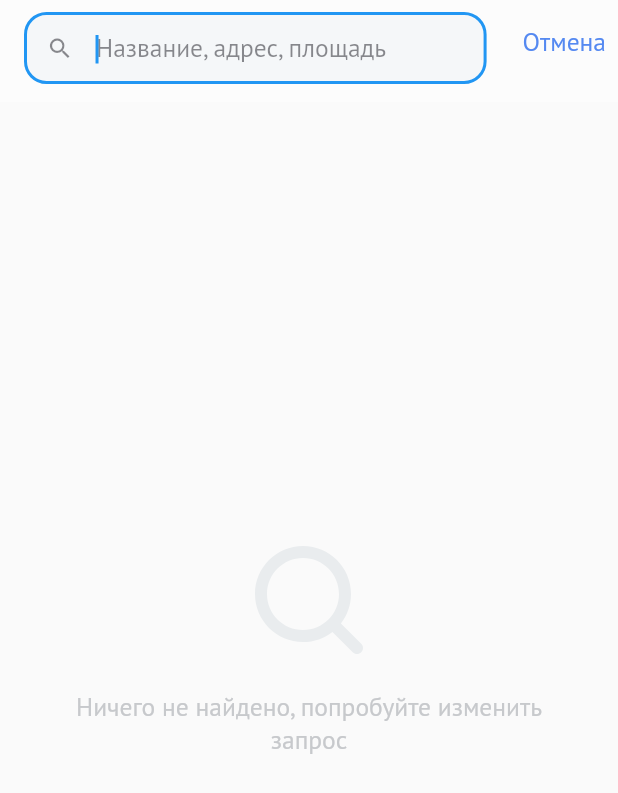
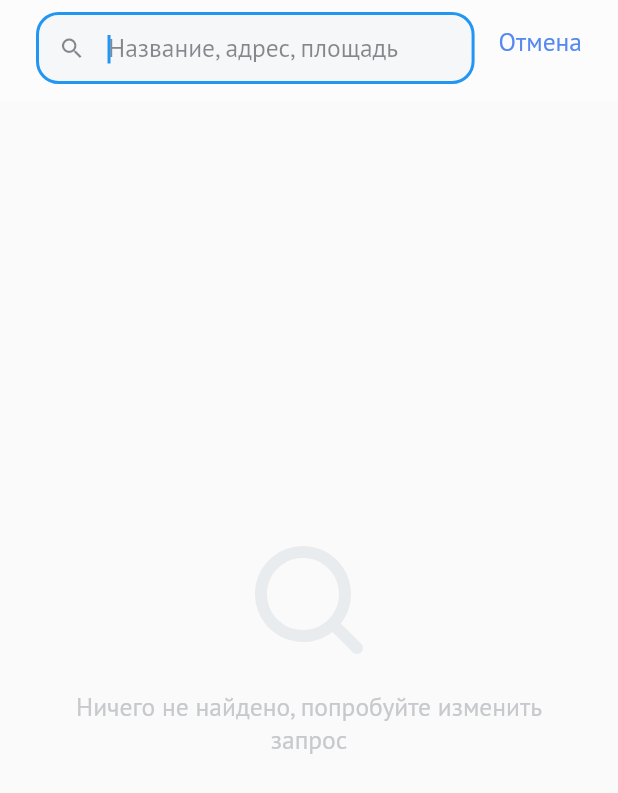
Before and after one commit to xayom1996/property_management, a Flutter app: the SearchObjectsPage screen opened directly, on a phone screen of 412 x 824 dp. Shown: the top 793 px of the screen. Run offline on Flutter 3.47's test engine with Material 2 defaults, Android fonts, the light colour scheme and no system bars; our stand-ins replace carousel_slider, charts_flutter, device_preview, flutter_screenutil, flutter_slidable, flutter_svg and 2 more.

Commit message:
Поиск исправил отступы

```diff
--- a/lib/objects/pages/search_objects_page.dart
+++ b/lib/objects/pages/search_objects_page.dart
@@ -28,11 +28,13 @@ class _SearchObjectsPageState extends State<SearchObjectsPage> {
           // centerTitle: true,
           automaticallyImplyLeading: false,
           elevation: 0.0,
+          titleSpacing: 0,
           title: Container(
             padding: EdgeInsets.only(
-                // left: horizontalPadding(44),
+                left: horizontalPadding(44),
                 top: 16,
                 bottom: 8,
+                // right: 32,
             ),
             child: TextField(
               textInputAction: TextInputAction.search,
@@ -87,8 +89,15 @@ class _SearchObjectsPageState extends State<SearchObjectsPage> {
             ),
           ),
           actions: [
-            TextButton(
-              onPressed: () {
+            Align(
+              alignment: Alignment.center,
+              child: Padding(
+                padding: EdgeInsets.only(
+                  right: horizontalPadding(44),
+                  left: horizontalPadding(24, portraitPadding: 16),
+                ),
+                child: GestureDetector(
+                  onTap: () {
                     Navigator.of(context).pop();
                   },
                   child: Text(
@@ -98,6 +107,24 @@ class _SearchObjectsPageState extends State<SearchObjectsPage> {
                     ),
                   ),
                 ),
+              ),
+            ),
+            // Padding(
+            //   padding: EdgeInsets.only(
+            //     right: horizontalPadding(44),
+            //   ),
+            //   child: TextButton(
+            //     onPressed: () {
+            //       Navigator.of(context).pop();
+            //     },
+            //     child: Text(
+            //       'Отмена',
+            //       style: body.copyWith(
+            //           color: Color(0xff5589F1)
+            //       ),
+            //     ),
+            //   ),
+            // ),
           ],
         ),
       ),
```
Lines whose indentation alone changed are shown as unchanged.
